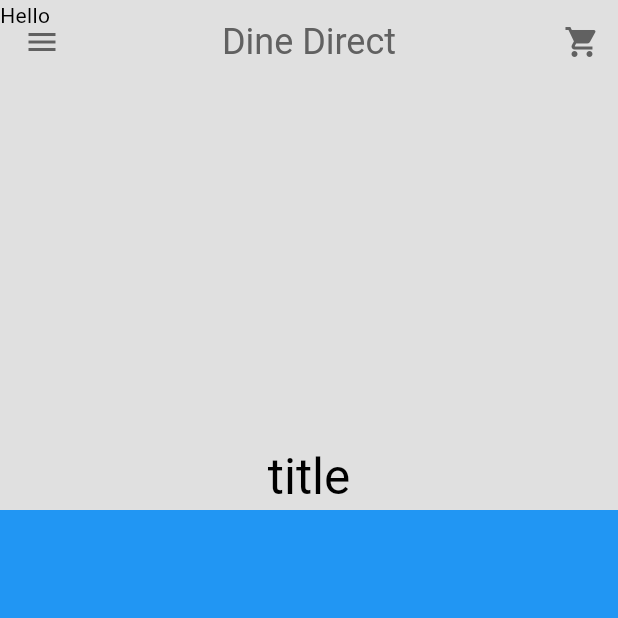
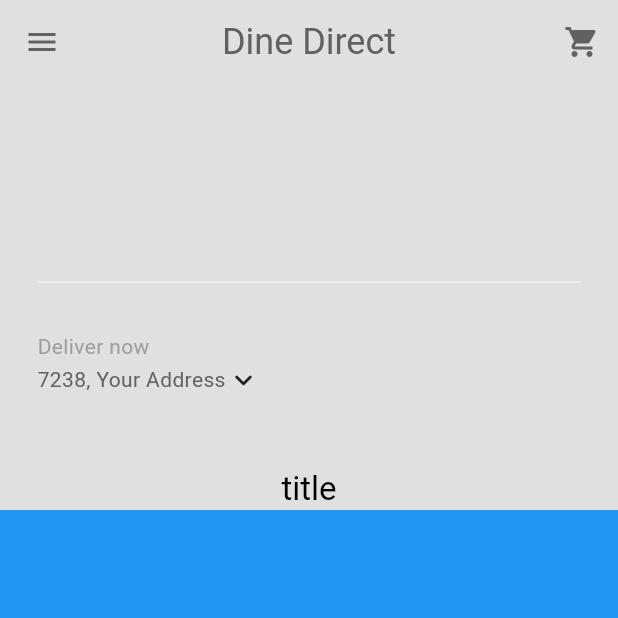
Before and after one commit to muhammed-suhaid/Dine_Direct, a Flutter app: the screen it shows after launch, after a tap on "Sign in", on a phone screen of 412 x 824 dp, the top half of it. Run offline on Flutter 3.47's test engine with Material 3 defaults, Android fonts, the phone set to English and light mode, and no system bars; our stand-ins replace flutter_riverpod.

Commit message:
Created a widget for entering location

```diff
--- /dev/null
+++ b/lib/components/my_current_location.dart
@@ -0,0 +1,67 @@
+import 'package:flutter/material.dart';
+
+class MyCurrentLocation extends StatelessWidget {
+  const MyCurrentLocation({super.key});
+
+  void openLocationSearchBox(BuildContext context) {
+    showDialog(
+      context: context,
+      builder: (context) => AlertDialog(
+        title: const Text('Your location'),
+        content: const TextField(
+          decoration: InputDecoration(
+            hintText: 'Search address..',
+          ),
+        ),
+        actions: [
+          //cancel button
+          MaterialButton(
+            onPressed: () => Navigator.pop(context),
+            child: const Text('Cancel'),
+          ),
+
+          //save button
+          MaterialButton(
+            onPressed: () => Navigator.pop(context),
+            child: const Text('Save'),
+          ),
+        ],
+      ),
+    );
+  }
+
+  @override
+  Widget build(BuildContext context) {
+    return Padding(
+      padding: const EdgeInsets.all(25),
+      child: Column(
+        crossAxisAlignment: CrossAxisAlignment.start,
+        children: [
+          Text(
+            'Deliver now',
+            style: TextStyle(
+              color: Theme.of(context).colorScheme.primary,
+            ),
+          ),
+          GestureDetector(
+            onTap: () => openLocationSearchBox(context),
+            child: Row(
+              children: [
+                //address
+                Text(
+                  '7238, Your Address',
+                  style: TextStyle(
+                    color: Theme.of(context).colorScheme.inversePrimary,
+                  ),
+                ),
+
+                //drop down menu
+                const Icon(Icons.keyboard_arrow_down_rounded),
+              ],
+            ),
+          )
+        ],
+      ),
+    );
+  }
+}
--- a/lib/components/my_sliver_appbar.dart
+++ b/lib/components/my_sliver_appbar.dart
@@ -33,9 +33,13 @@
       ),
       centerTitle: true,
       flexibleSpace: FlexibleSpaceBar(
-        background: child,
+        background: Padding(
+          padding: const EdgeInsets.only(bottom: 50),
+          child: child,
+        ),
         title: title,
         centerTitle: true,
+        expandedTitleScale: 1,
         titlePadding: const EdgeInsets.only(
           left: 0,
           right: 0,
--- a/lib/pages/home_page.dart
+++ b/lib/pages/home_page.dart
@@ -1,3 +1,4 @@
+import 'package:dine_direct/components/my_current_location.dart';
 import 'package:dine_direct/components/my_drawer.dart';
 import 'package:dine_direct/components/my_sliver_appbar.dart';
 import 'package:flutter/material.dart';
@@ -21,14 +22,28 @@
       // ),
       drawer: const MyDrawer(),
       body: NestedScrollView(
-        headerSliverBuilder: (context, innerBoxIsScrolled) =>[MySliverAppBar(
-          child: Text('Hello'),
-          title: Text('title'),
-        ),] ,
+        headerSliverBuilder: (context, innerBoxIsScrolled) => [
+          MySliverAppBar(
+            title: Text('title'),
+            child: Column(
+              mainAxisAlignment: MainAxisAlignment.end,
+              children: [
+                Divider(
+                  indent: 25,
+                  endIndent: 25,
+                  color: Theme.of(context).colorScheme.secondary,
+                ),
+                //my current location
+                MyCurrentLocation(),
+
+                //description box
+              ],
+            ),
+          ),
+        ],
         body: Container(
           color: Colors.blue,
         ),
-
       ),
     );
   }
```
